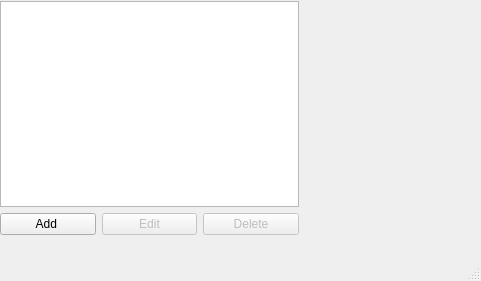
The window that mainwindow.ui (Ammar-32/Qt-Workshop-Project) describes before a commit, drawn with Qt 5.
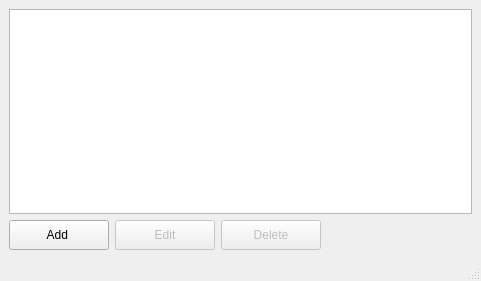
The same window after the commit.

The edit to the form file:
```diff
--- a/mainwindow.ui
+++ b/mainwindow.ui
@@ -26,19 +26,7 @@
      <verstretch>0</verstretch>
     </sizepolicy>
    </property>
-   <widget class="QWidget" name="">
-    <property name="geometry">
-     <rect>
-      <x>0</x>
-      <y>1</y>
-      <width>299</width>
-      <height>234</height>
-     </rect>
-    </property>
-    <layout class="QVBoxLayout" name="verticalLayout" stretch="0,1">
-     <property name="sizeConstraint">
-      <enum>QLayout::SizeConstraint::SetMaximumSize</enum>
-     </property>
+   <layout class="QVBoxLayout" name="verticalLayout">
      <item>
       <widget class="QListWidget" name="listWidget">
        <property name="sizePolicy">
@@ -50,17 +38,24 @@
       </widget>
      </item>
      <item>
-      <layout class="QHBoxLayout" name="horizontalLayout_2">
-       <property name="sizeConstraint">
-        <enum>QLayout::SizeConstraint::SetMaximumSize</enum>
-       </property>
-       <item>
         <layout class="QHBoxLayout" name="horizontalLayout">
          <property name="sizeConstraint">
           <enum>QLayout::SizeConstraint::SetMaximumSize</enum>
          </property>
          <item>
           <widget class="QPushButton" name="addButton">
+        <property name="sizePolicy">
+         <sizepolicy hsizetype="Fixed" vsizetype="Fixed">
+          <horstretch>0</horstretch>
+          <verstretch>0</verstretch>
+         </sizepolicy>
+        </property>
+        <property name="minimumSize">
+         <size>
+          <width>100</width>
+          <height>30</height>
+         </size>
+        </property>
            <property name="text">
             <string>Add </string>
            </property>
@@ -71,6 +66,18 @@
            <property name="enabled">
             <bool>false</bool>
            </property>
+        <property name="sizePolicy">
+         <sizepolicy hsizetype="Fixed" vsizetype="Fixed">
+          <horstretch>0</horstretch>
+          <verstretch>0</verstretch>
+         </sizepolicy>
+        </property>
+        <property name="minimumSize">
+         <size>
+          <width>100</width>
+          <height>30</height>
+         </size>
+        </property>
            <property name="text">
             <string>Edit</string>
            </property>
@@ -81,17 +88,39 @@
            <property name="enabled">
             <bool>false</bool>
            </property>
+        <property name="sizePolicy">
+         <sizepolicy hsizetype="Fixed" vsizetype="Fixed">
+          <horstretch>0</horstretch>
+          <verstretch>0</verstretch>
+         </sizepolicy>
+        </property>
+        <property name="minimumSize">
+         <size>
+          <width>100</width>
+          <height>30</height>
+         </size>
+        </property>
            <property name="text">
             <string>Delete</string>
            </property>
           </widget>
          </item>
-        </layout>
+      <item>
+       <spacer name="horizontalSpacer">
+        <property name="orientation">
+         <enum>Qt::Orientation::Horizontal</enum>
+        </property>
+        <property name="sizeHint" stdset="0">
+         <size>
+          <width>40</width>
+          <height>20</height>
+         </size>
+        </property>
+       </spacer>
        </item>
       </layout>
      </item>
     </layout>
-   </widget>
    <zorder>layoutWidget</zorder>
    <zorder>listWidget</zorder>
    <zorder>line</zorder>
```
Lines whose indentation alone changed are shown as unchanged.
